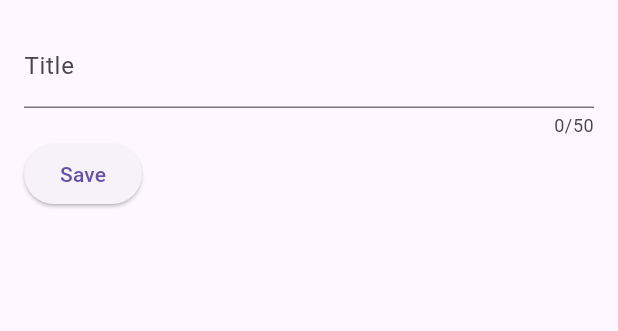
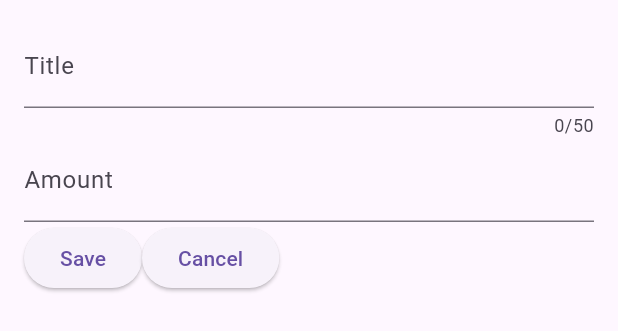
Before and after one commit to satyajeetmanu/expense_tracker, a Flutter app: the NewExpense widget shown alone on an empty page, opened directly, on a phone screen of 412 x 824 dp. Shown: the top 331 px of the screen. Run offline on Flutter 3.47's test engine with Material 2 defaults, Android fonts, the phone set to English and light mode, and no system bars.

Commit message:
added amount text field and a cancel button

```diff
--- a/lib/widgets/new_expense.dart
+++ b/lib/widgets/new_expense.dart
@@ -9,10 +9,12 @@ class NewExpense extends StatefulWidget {
 
 class _NewExpenseState extends State<NewExpense> {
   final _titleController = TextEditingController();
+  final _amountController = TextEditingController();
 
   @override
   void dispose() {
     _titleController.dispose();
+    _amountController.dispose();
     super.dispose();
   }
 
@@ -25,8 +27,17 @@ class _NewExpenseState extends State<NewExpense> {
           TextField(
             controller: _titleController,
             maxLength: 50,
+            keyboardType: TextInputType.text,
             decoration: const InputDecoration(
               label: Text('Title'),
+            ),
+          ),
+          TextField(
+            controller: _amountController,
+            keyboardType: TextInputType.number,
+            decoration: const InputDecoration(
+              prefixText: 'Rs. ',
+              label: Text('Amount'),
             ),
           ),
           Row(
@@ -34,8 +45,15 @@ class _NewExpenseState extends State<NewExpense> {
               ElevatedButton(
                 onPressed: () {
                   print('entered title is : ${_titleController.text}');
+                  print('entered amount is : ${_amountController.text}');
                 },
                 child: const Text('Save'),
+              ),
+              ElevatedButton(
+                onPressed: () {
+                  Navigator.pop(context);
+                },
+                child: const Text('Cancel'),
               )
             ],
           )
```
